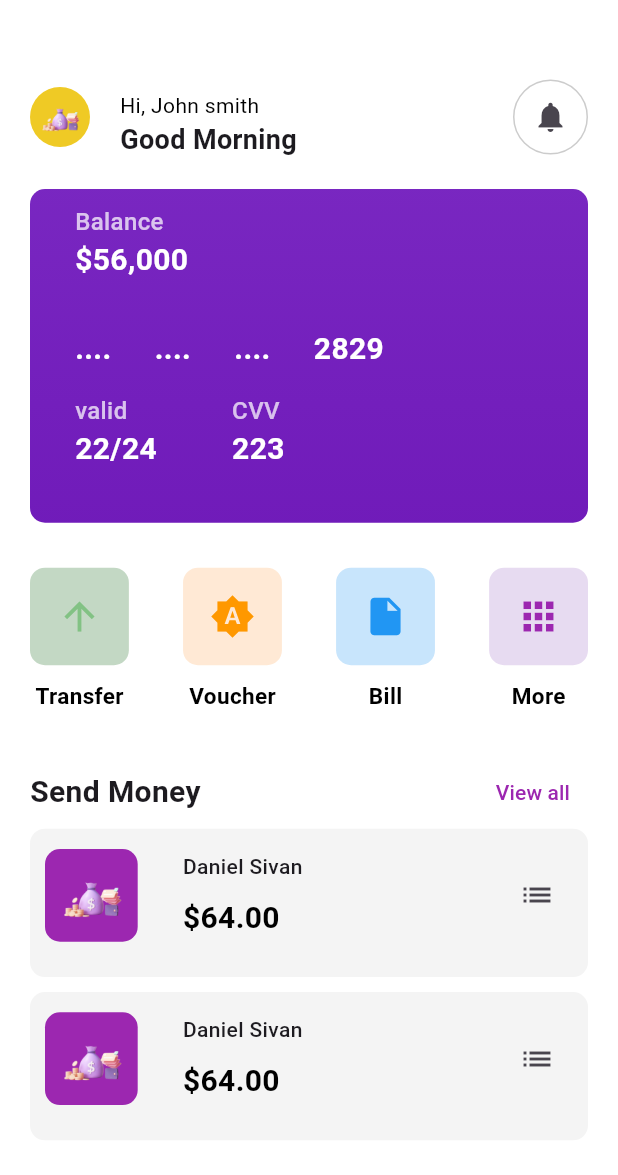
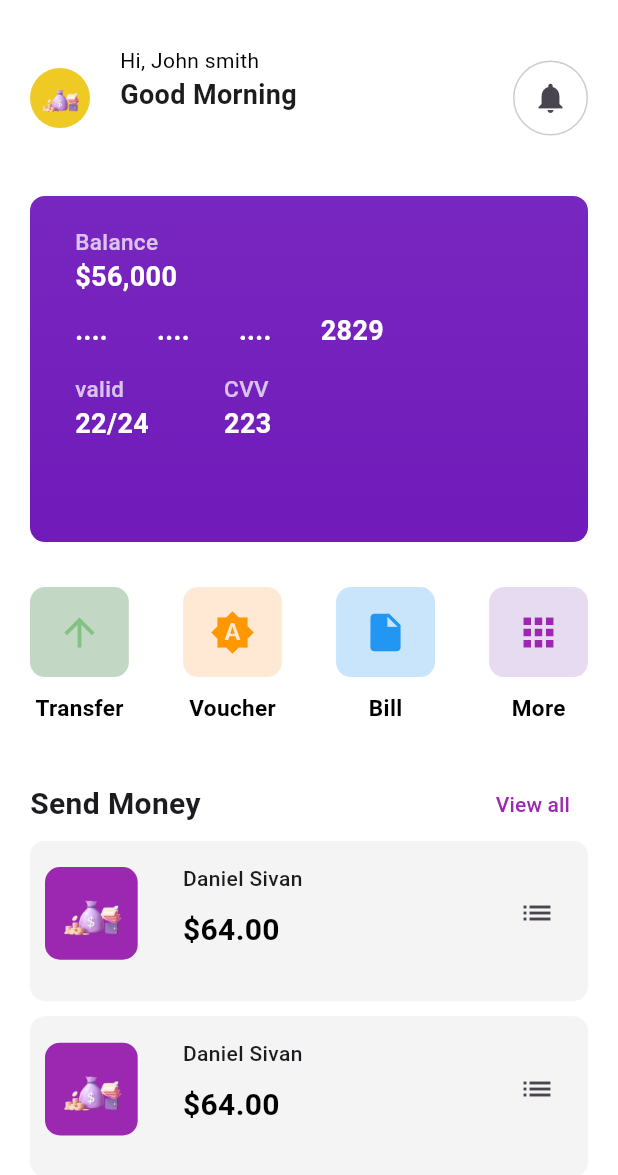
Before and after one commit to RuyaTechOrg/Mobile_banking_app, a Flutter app: the HomePage screen opened directly, on a phone screen of 412 x 824 dp. Shown: the top 1175 px of the screen. Run offline on Flutter 3.47's test engine with Material 3 defaults, Android fonts, the phone set to English and light mode, and no system bars.

Commit message:
new changes

```diff
--- a/mobile_banking_app/lib/screens/Main/home_page.dart
+++ b/mobile_banking_app/lib/screens/Main/home_page.dart
@@ -32,7 +32,7 @@ class _HomePageState extends State<HomePage> {
       Container(
         padding: const EdgeInsets.fromLTRB(10.0, 0.0, 10.0, 10.0),
         width: screenWidth,
-        height: screenHeight * 0.12,
+        height: screenHeight * 0.13,
         decoration: BoxDecoration(
         color: const Color.fromARGB(153, 236, 236, 236),
         borderRadius: BorderRadius.circular(10.0)),
@@ -71,22 +71,29 @@ class _HomePageState extends State<HomePage> {
       ,);
     };
 
+
     return
     Scaffold(body:
+    Container(
+    padding: const EdgeInsets.fromLTRB(0.0, 0.0, 0.0, 10.0),
+    width: screenWidth,
+    height: screenHeight,
+    child:
+    SingleChildScrollView(child:
      Container(
-      padding: const EdgeInsets.fromLTRB(20.0, 50.0, 20.0, 20.0),
+      padding: const EdgeInsets.fromLTRB(20.0, 20.0, 20.0, 20.0),
       width: screenWidth,
       height: screenHeight,
       decoration: const BoxDecoration(color: Colors.white),
       child: Column(children: [
         Container(
+        height: screenHeight * 0.11,
         width: MediaQuery.of(context).size.width,
         child:
         Row(
         mainAxisAlignment: MainAxisAlignment.spaceBetween,
           children: [
           Row(children: [
-
           CircleAvatar(
           backgroundColor: Color.fromARGB(218, 236, 193, 0),
           child: Image.asset("images/Freepik___Create_great_designs__faster-removebg-preview.png",scale :0.8),),
@@ -112,21 +119,23 @@ class _HomePageState extends State<HomePage> {
         ,),
         const SizedBox(height: 20.0,),
         Container(
-        padding: const EdgeInsets.fromLTRB(30.0,10.0, 10.0, 20.0),
+        padding: const EdgeInsets.fromLTRB(30.0,20.0, 10.0, 20.0),
         width: screenWidth,
-        height: screenHeight * 0.27,
+        height: screenHeight * 0.28,
         decoration:  BoxDecoration(
         gradient: const LinearGradient(begin: Alignment.topCenter,
         end:Alignment.bottomCenter,
         colors: [ Color.fromARGB(218, 98, 2, 182),Color.fromARGB(246, 107, 19, 183)]
         ),
         borderRadius: BorderRadius.circular(10.0)),
-        child: Column(
+        child:
+        SingleChildScrollView(child:
+         Column(
           crossAxisAlignment: CrossAxisAlignment.start,
           children: [
           Text("Balance",style:blurStyle),
           Text("\$56,000",style:boldStyle),
-          const SizedBox(height : 30.0),
+          const SizedBox(height : 10.0),
           Container(
           width: screenWidth * 0.5,
           child:
@@ -157,6 +166,7 @@ class _HomePageState extends State<HomePage> {
             ],),)
           ],)
         ]),
+        )
         ),
         const SizedBox(height: 30.0,),
         Container(
@@ -170,7 +180,7 @@ class _HomePageState extends State<HomePage> {
             Column(children: [
             Container(
             width: screenWidth * 0.16,
-            height:65.0,
+            height:60.0,
             decoration: BoxDecoration(color: Color.fromARGB(62, 10, 95, 13),borderRadius: BorderRadius.circular(10.0)),
             child:
             Center(child: Icon(Icons.arrow_upward,size: 30.0,color: const Color.fromARGB(139, 76, 175, 79),),)
@@ -184,7 +194,7 @@ class _HomePageState extends State<HomePage> {
             Column(children: [
             Container(
             width: screenWidth * 0.16,
-            height: 65.0,
+            height: 60.0,
             decoration: BoxDecoration(color: Color.fromARGB(42, 255, 123, 0),borderRadius: BorderRadius.circular(10.0)),
             child:
             const Center(child: Icon(Icons.brightness_auto,size: 30.0,color: Colors.orange,),)
@@ -198,7 +208,7 @@ class _HomePageState extends State<HomePage> {
             Column(children: [
             Container(
             width: screenWidth * 0.16,
-            height: 65.0,
+            height: 60.0,
             decoration: BoxDecoration(color: const Color.fromARGB(63, 33, 149, 243),borderRadius: BorderRadius.circular(10.0)),
             child:
             const Center(child: Icon(Icons.insert_drive_file,size: 30.0,color: Colors.blue,),)
@@ -212,7 +222,7 @@ class _HomePageState extends State<HomePage> {
             Column(children: [
             Container(
             width: screenWidth * 0.16,
-            height: 65.0,
+            height: 60.0,
              decoration: BoxDecoration(color: const Color.fromARGB(36, 88, 0, 155),borderRadius: BorderRadius.circular(10.0)),
             child:
             const Center(child: Icon(Icons.apps,size: 30.0,color: Colors.purple,),)
@@ -225,6 +235,10 @@ class _HomePageState extends State<HomePage> {
         ),
         const SizedBox(height: 30.0,),
         Container(
+        height: MediaQuery.of(context).size.height * 0.35,
+        child:
+        Column(children: [
+        Container(
           width: screenWidth,
           child: Row(
           mainAxisAlignment: MainAxisAlignment.spaceBetween,
@@ -234,26 +248,38 @@ class _HomePageState extends State<HomePage> {
             //Navigate to send money page
           }, child: const Text("View all",style: TextStyle(color: Colors.purple,fontWeight: FontWeight.w500),))
         ]),),
-        Container(child: Column(children: [
+       Expanded(
+      child:
+      SingleChildScrollView(
+      child:
+       Column(
+        children: [
+          // Your other widgets...
           _build_Transaction_History(),
-          _build_Transaction_History()
-        ]),)
-      ],)
-    ),);
+          _build_Transaction_History(),
+          _build_Transaction_History(),
+        ],
+      ),
+    ),
+      )],)
+    ),
+    ]),)
+    )));
+    ;
   }
 }
 
 
 TextStyle blurStyle  = const TextStyle(
   color: Color.fromARGB(186, 255, 255, 255),
-  fontSize: 16.0,
+  fontSize: 15.0,
   fontWeight: FontWeight.w500
 );
 
 
 TextStyle boldStyle = const TextStyle(
     color: Colors.white,
-    fontSize: 20.0,
+    fontSize: 18.0,
     fontWeight: FontWeight.w700
 );
 
```
